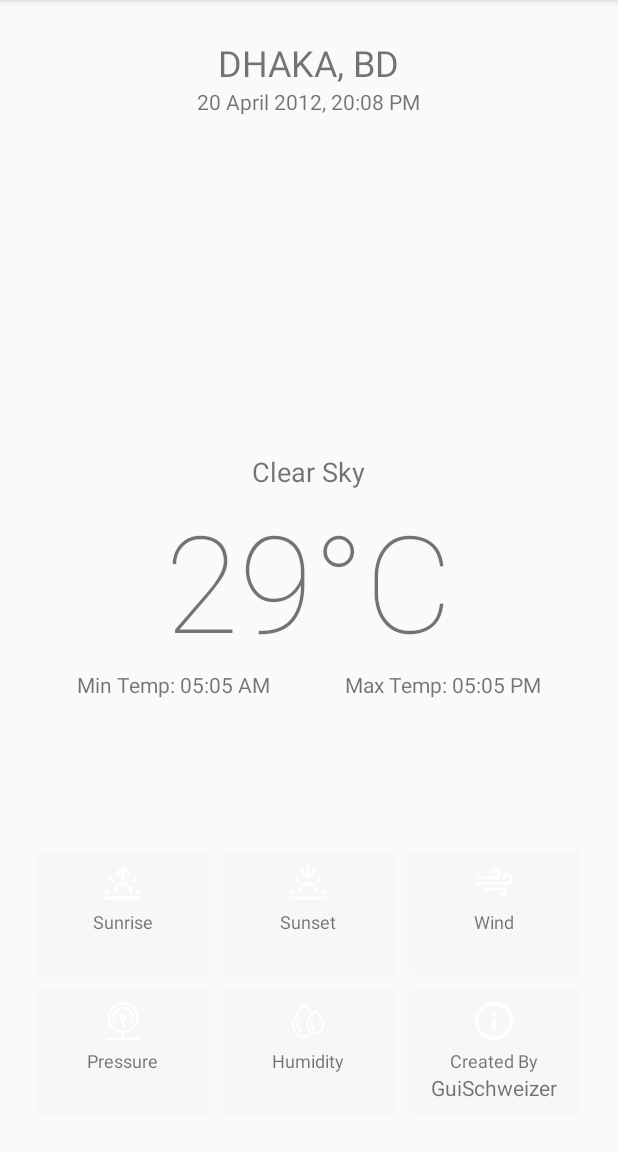
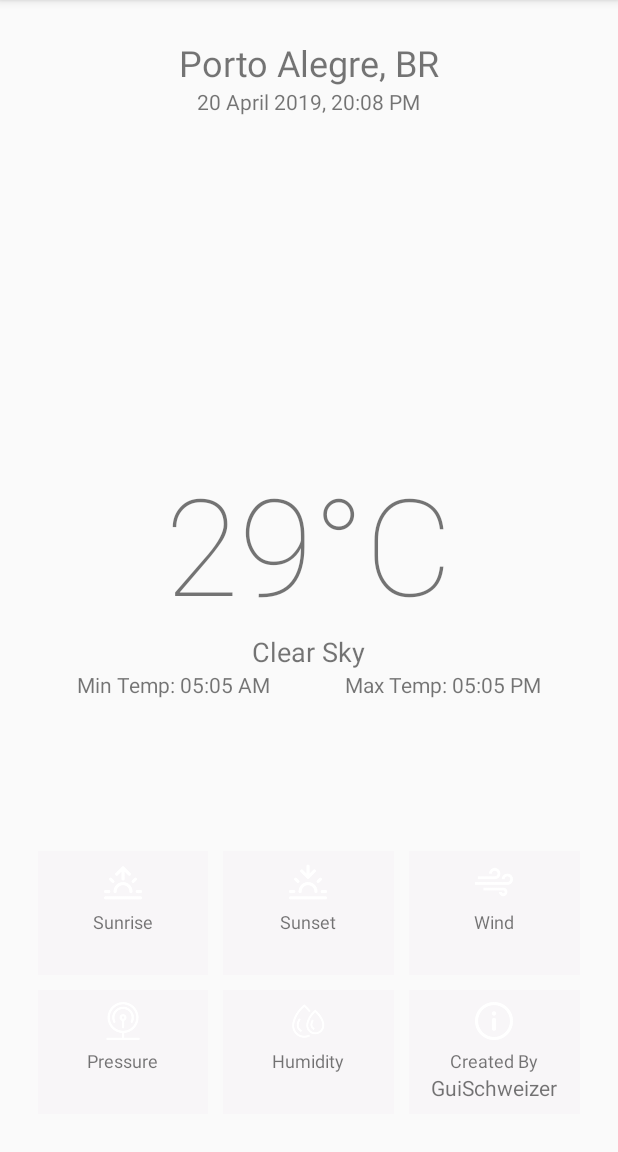
Before and after one commit to Guischweizer/my-weather-app, an Android app: the screen it shows after launch (MainActivity), on a phone screen of 412 x 824 dp, the part 84-1236 px from its top. Run offline under Robolectric (Android 15) with nearby library versions, the phone set to English and light mode, and no system bars; 1 statement that could not run was skipped.

Commit message:
Changed the default texts from the main screen

```diff
--- a/app/src/main/res/layout/activity_main.xml
+++ b/app/src/main/res/layout/activity_main.xml
@@ -12,11 +12,11 @@
             android:layout_height="wrap_content" android:orientation="vertical"
             android:gravity="center">
             <TextView android:id="@+id/address" android:layout_width="wrap_content"
-                android:layout_height="wrap_content" android:textSize="24dp"
-                android:text="DHAKA, BD"/>
+                android:layout_height="wrap_content" android:textSize="24sp"
+                android:text="Porto Alegre, BR"/>
             <TextView android:id="@+id/updated_at" android:layout_width="wrap_content"
-                android:layout_height="wrap_content" android:textSize="14dp"
-                android:text="20 April 2012, 20:08 PM"/>
+                android:layout_height="wrap_content" android:textSize="14sp"
+                android:text="20 April 2019, 20:08 PM"/>
         </LinearLayout>
 
 
@@ -24,14 +24,19 @@
             android:layout_height="wrap_content" android:orientation="vertical"
             android:layout_centerInParent="true">
 
+            <TextView
+                android:id="@+id/temp"
+                android:layout_width="wrap_content"
+                android:layout_height="wrap_content"
+                android:layout_gravity="center"
+                android:fontFamily="sans-serif-thin"
+                android:text="29°C"
+                android:textSize="90sp" />
+
             <TextView android:id="@+id/status" android:layout_width="wrap_content"
-                android:layout_height="wrap_content" android:textSize="18dp"
+                android:layout_height="wrap_content" android:textSize="18sp"
                 android:layout_gravity="center"
                 android:text="Clear Sky"/>
-            <TextView android:id="@+id/temp" android:layout_width="wrap_content"
-                android:layout_height="wrap_content" android:textSize="90dp"
-                android:fontFamily="sans-serif-thin" android:layout_gravity="center"
-                android:text="29°C"/>
 
             <LinearLayout android:layout_width="match_parent" android:layout_height="wrap_content"
                 android:orientation="horizontal" android:gravity="center">
@@ -59,9 +64,9 @@
                         android:src="@drawable/sunrise" android:tint="#FFFFFF"/>
                     <Space android:layout_width="wrap_content" android:layout_height="5dp"/>
                     <TextView android:layout_width="wrap_content" android:layout_height="wrap_content"
-                        android:textSize="12dp" android:text="Sunrise"/>
+                        android:textSize="12sp" android:text="Sunrise"/>
                     <TextView android:id="@+id/sunrise" android:layout_width="wrap_content"
-                        android:layout_height="wrap_content" android:textSize="14dp"
+                        android:layout_height="wrap_content" android:textSize="14sp"
                         android:text=""/>
                 </LinearLayout>
                 <Space android:layout_width="10dp" android:layout_height="wrap_content"/>
@@ -73,9 +78,9 @@
                         android:src="@drawable/sunset" android:tint="#FFFFFF"/>
                     <Space android:layout_width="wrap_content" android:layout_height="5dp"/>
                     <TextView android:layout_width="wrap_content" android:layout_height="wrap_content"
-                        android:textSize="12dp" android:text="Sunset"/>
+                        android:textSize="12sp" android:text="Sunset"/>
                     <TextView android:id="@+id/sunset" android:layout_width="wrap_content"
-                        android:layout_height="wrap_content" android:textSize="14dp"
+                        android:layout_height="wrap_content" android:textSize="14sp"
                         android:text=""/>
                 </LinearLayout>
                 <Space android:layout_width="10dp" android:layout_height="wrap_content"/>
@@ -87,9 +92,9 @@
                         android:src="@drawable/wind" android:tint="#FFFFFF"/>
                     <Space android:layout_width="wrap_content" android:layout_height="5dp"/>
                     <TextView android:layout_width="wrap_content" android:layout_height="wrap_content"
-                        android:textSize="12dp" android:text="Wind"/>
+                        android:textSize="12sp" android:text="Wind"/>
                     <TextView android:id="@+id/wind" android:layout_width="wrap_content"
-                        android:layout_height="wrap_content" android:textSize="14dp"
+                        android:layout_height="wrap_content" android:textSize="14sp"
                         android:text=""/>
                 </LinearLayout>
             </LinearLayout>
@@ -106,9 +111,9 @@
                         android:src="@drawable/pressure" android:tint="#FFFFFF"/>
                     <Space android:layout_width="wrap_content" android:layout_height="5dp"/>
                     <TextView android:layout_width="wrap_content" android:layout_height="wrap_content"
-                        android:textSize="12dp" android:text="Pressure"/>
+                        android:textSize="12sp" android:text="Pressure"/>
                     <TextView android:id="@+id/pressure" android:layout_width="wrap_content"
-                        android:layout_height="wrap_content" android:textSize="14dp"
+                        android:layout_height="wrap_content" android:textSize="14sp"
                         android:text=""/>
                 </LinearLayout>
                 <Space android:layout_width="10dp" android:layout_height="wrap_content"/>
@@ -120,9 +125,9 @@
                         android:src="@drawable/humidity" android:tint="#FFFFFF"/>
                     <Space android:layout_width="wrap_content" android:layout_height="5dp"/>
                     <TextView android:layout_width="wrap_content" android:layout_height="wrap_content"
-                        android:textSize="12dp" android:text="Humidity"/>
+                        android:textSize="12sp" android:text="Humidity"/>
                     <TextView android:id="@+id/humidity" android:layout_width="wrap_content"
-                        android:layout_height="wrap_content" android:textSize="14dp"
+                        android:layout_height="wrap_content" android:textSize="14sp"
                         android:text=""/>
                 </LinearLayout>
                 <Space android:layout_width="10dp" android:layout_height="wrap_content"/>
@@ -134,13 +139,14 @@
                         android:src="@drawable/info" android:tint="#FFFFFF"/>
                     <Space android:layout_width="wrap_content" android:layout_height="5dp"/>
                     <TextView android:layout_width="wrap_content" android:layout_height="wrap_content"
-                        android:textSize="12dp" android:text="Created By"/>
+                        android:textSize="12sp" android:text="Created By"/>
                     <TextView android:id="@+id/about" android:layout_width="wrap_content"
-                        android:layout_height="wrap_content" android:textSize="14dp"
+                        android:layout_height="wrap_content" android:textSize="14sp"
                         android:text="GuiSchweizer"/>
                 </LinearLayout>
             </LinearLayout>
         </LinearLayout>
+
     </RelativeLayout>
 
 
```
